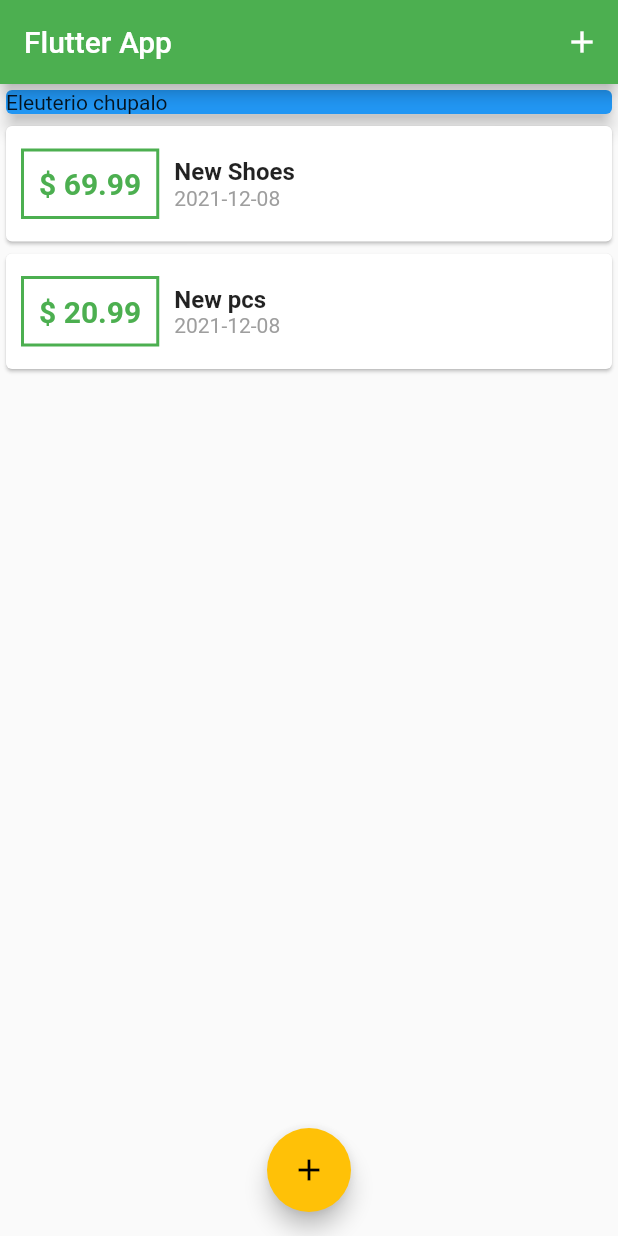
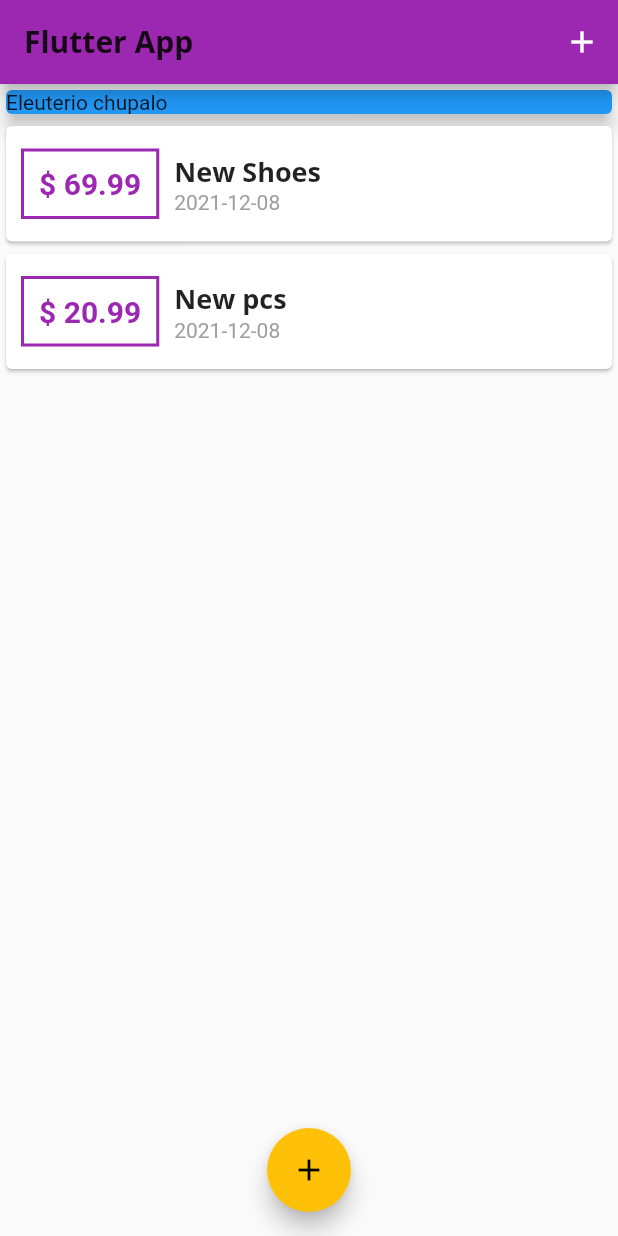
Before and after one commit to guzmanem/flutter__personal_expenses_app, a Flutter app: the screen it shows after launch, on a phone screen of 412 x 824 dp. Run offline on Flutter 3.47's test engine with Material 2 defaults, Android fonts, the light colour scheme and no system bars.

Commit message:
feat: agregar nuevas fuentes y estilo global de texto

```diff
--- a/lib/main.dart
+++ b/lib/main.dart
@@ -14,9 +14,29 @@
     return MaterialApp(
       title: 'Personal Expenses',
       theme: ThemeData(
-        primarySwatch: Colors.green,
-        accentColor: Colors.amber,
-      ),
+          primarySwatch: Colors.purple,
+          accentColor: Colors.amber,
+          fontFamily: 'Quicksand',
+          textTheme: ThemeData.light().textTheme.copyWith(
+              headline6: TextStyle(
+                fontFamily: 'OpenSans',
+                fontSize: 20,
+                fontWeight: FontWeight.bold,
+              ),
+              headline5: TextStyle(
+                fontFamily: 'OpenSans',
+                fontSize: 18,
+                fontWeight: FontWeight.bold,
+              )),
+          appBarTheme: AppBarTheme(
+            textTheme: ThemeData.light().textTheme.copyWith(
+                  headline6: TextStyle(
+                    fontFamily: 'Quicksand',
+                    fontSize: 20,
+                    fontWeight: FontWeight.bold,
+                  ),
+                ),
+          )),
       home: MyHomePage(),
     );
   }
@@ -73,7 +93,10 @@
   Widget build(BuildContext context) {
     return Scaffold(
       appBar: AppBar(
-        title: Text('Flutter App'),
+        title: Text(
+          'Flutter App',
+          style: Theme.of(context).textTheme.headline6,
+        ),
         actions: [
           IconButton(
             onPressed: () => _startAddNewTransaction(context),
--- a/lib/widgets/transaction_list.dart
+++ b/lib/widgets/transaction_list.dart
@@ -11,9 +11,9 @@
   @override
   Widget build(BuildContext context) {
     return Container(
-      height: 570,
-      child: SingleChildScrollView(
-        child: Column(
+        height: 570,
+        child: SingleChildScrollView(
+            child: Column(
           children: transactions.map((tx) {
             return Card(
                 child: Row(
@@ -44,10 +44,7 @@
                   children: <Widget>[
                     Text(
                       tx.title,
-                      style: const TextStyle(
-                        fontSize: 16,
-                        fontWeight: FontWeight.bold,
-                      ),
+                      style: Theme.of(context).textTheme.headline5,
                     ),
                     Text(
                       DateFormat('yyyy-MM-dd').format(tx.date),
@@ -60,8 +57,6 @@
               ],
             ));
           }).toList(),
-        )
-      )
-    );
+        )));
   }
 }
```
Also changed, not shown: pubspec.yaml (+11 -11 lines), assets/fonts/OpenSans-Bold.ttf (added), assets/fonts/OpenSans-Regular.ttf (added), assets/fonts/Quicksand-Bold.ttf (added), assets/fonts/Quicksand-Light.ttf (added), assets/fonts/Quicksand-Medium.ttf (added), assets/fonts/Quicksand-Regular.ttf (added).
